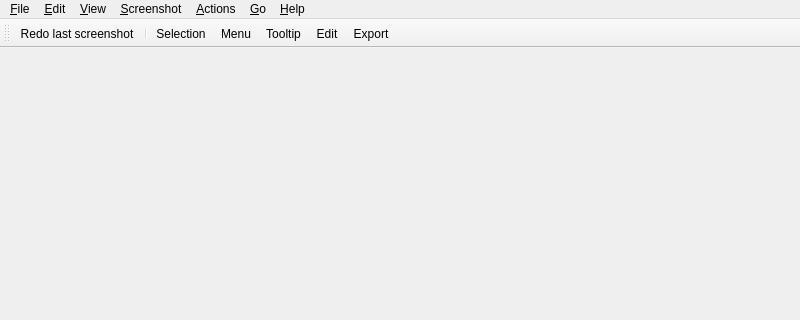
This is shuttermainwindow.ui in shutter-project/shutter-qt as Qt 5 draws it before an edit; both pictures show x 0 to 800 and y 0 to 320 of the 800 by 600 pixel window. The edited form follows.
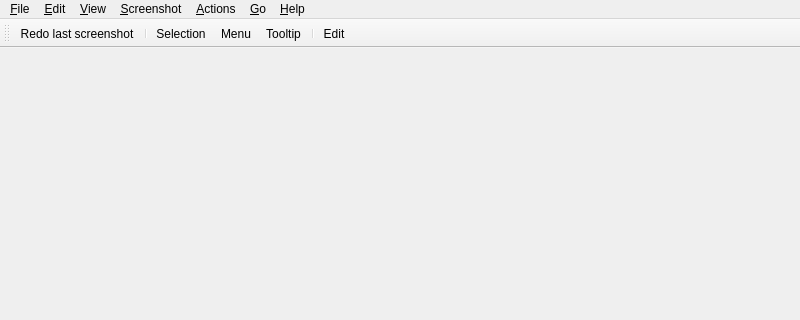
This is the edited form. Icons and pictures are not drawn.

Patch:
```diff
--- a/shuttermainwindow.ui
+++ b/shuttermainwindow.ui
@@ -196,8 +196,8 @@
    <addaction name="actionSelection"/>
    <addaction name="actionMenu"/>
    <addaction name="actionTooltip"/>
+   <addaction name="separator"/>
    <addaction name="actionEdit"/>
-   <addaction name="actionExport"/>
   </widget>
   <action name="actionOpen">
    <property name="icon">
```
Left out of the diff: 23 changed lines with no effect on the pictures.
